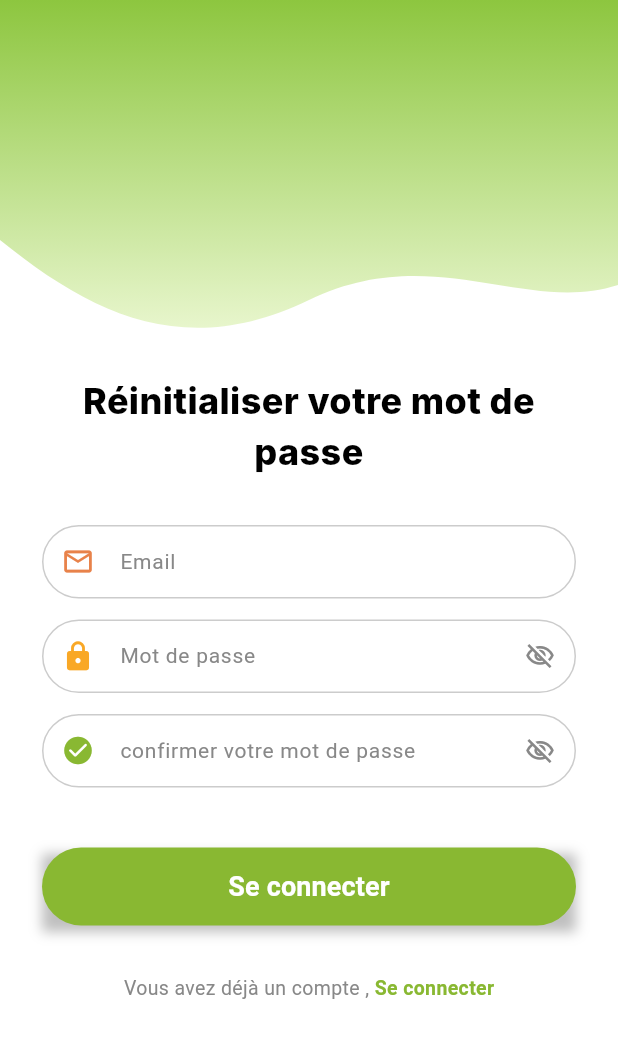
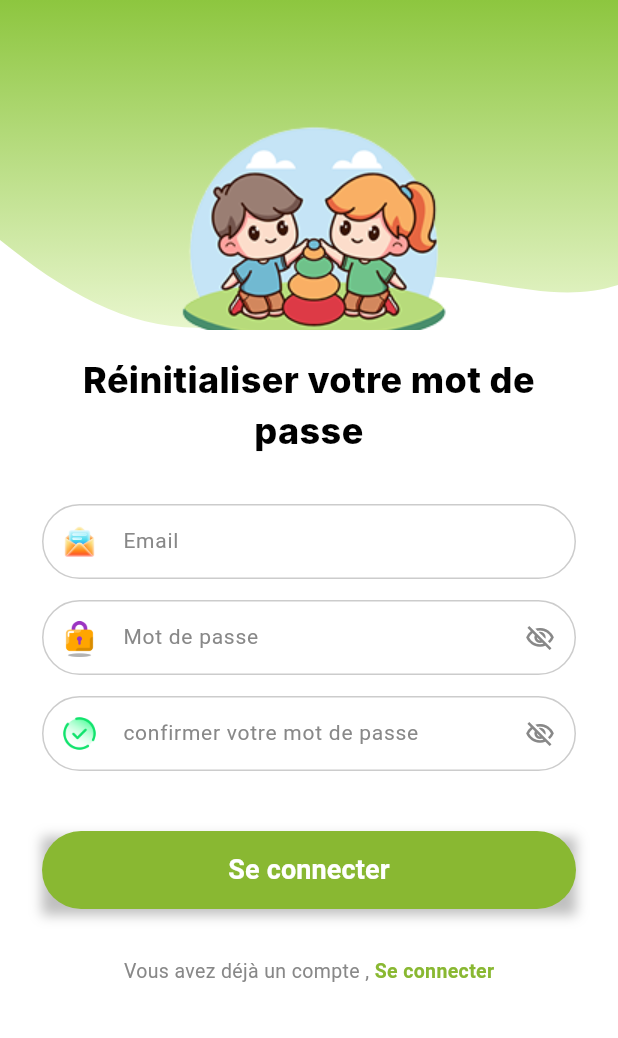
Before and after one commit to Adelfaitdestrex/SmartNursery, a Flutter app: the ResetPasswordScreen screen opened directly, on a phone screen of 412 x 824 dp. Shown: the top 1038 px of the screen. Run offline on Flutter 3.47's test engine with Material 3 defaults, Android fonts, the phone set to English and light mode, and no system bars; Roboto replaces fonts that are missing (Inter).

Commit message:
reset password + OTP verfication code 2

```diff
--- a/lib/features/auth/screens/otp_verification_screen.dart
+++ b/lib/features/auth/screens/otp_verification_screen.dart
@@ -58,8 +58,22 @@ class _OtpVerificationScreenState extends State<OtpVerificationScreen> {
       body: SingleChildScrollView(
         child: Column(
           children: [
-            // ── Green wave header ──────────────────────────────
-            const AuthHeader(height: 220),
+            // ── Header & Hero Image ────────────────────────────
+            Stack(
+              alignment: Alignment.topCenter,
+              children: [
+                const AuthHeader(height: 220),
+                Positioned(
+                  top: 60,
+                  child: Image.asset(
+                    'assets/images/enfants-jouent.png',
+                    width: 230,
+                    height: 188,
+                    fit: BoxFit.contain,
+                  ),
+                ),
+              ],
+            ),
 
             // ── Content ───────────────────────────────────────
             Padding(
--- a/lib/features/auth/screens/reset_password_screen.dart
+++ b/lib/features/auth/screens/reset_password_screen.dart
@@ -42,8 +42,23 @@ class _ResetPasswordScreenState extends State<ResetPasswordScreen> {
       body: SingleChildScrollView(
         child: Column(
           children: [
-            // ── Green wave header ──────────────────────────────
-            const AuthHeader(height: 220),
+            // ── Header & Hero Image ────────────────────────────
+            Stack(
+              alignment: Alignment.topCenter,
+              children: [
+                const AuthHeader(height: 220),
+                Positioned(
+                  // Positioned similarly to Figma coordinates overlaying the wave
+                  top: 60,
+                  child: Image.asset(
+                    'assets/images/enfants-jouent.png',
+                    width: 230,
+                    height: 188,
+                    fit: BoxFit.contain,
+                  ),
+                ),
+              ],
+            ),
 
             // ── Content ───────────────────────────────────────
             Padding(
@@ -53,7 +68,7 @@ class _ResetPasswordScreenState extends State<ResetPasswordScreen> {
                 child: Column(
                   crossAxisAlignment: CrossAxisAlignment.center,
                   children: [
-                    const SizedBox(height: 30),
+                    const SizedBox(height: 16),
 
                     // Title
                     const Text(
@@ -69,10 +84,10 @@ class _ResetPasswordScreenState extends State<ResetPasswordScreen> {
                       hint: 'Email',
                       controller: _emailController,
                       keyboardType: TextInputType.emailAddress,
-                      prefixIcon: const Icon(
-                        Icons.email_outlined,
-                        color: AppColors.formPrefixOrange,
-                        size: 22,
+                      prefixIcon: Image.asset(
+                        'assets/icons/email.png',
+                        width: 26,
+                        height: 26,
                       ),
                       validator: (v) =>
                           (v == null || v.isEmpty) ? 'Veuillez entrer votre email' : null,
@@ -85,10 +100,10 @@ class _ResetPasswordScreenState extends State<ResetPasswordScreen> {
                       hint: 'Mot de passe',
                       controller: _passwordController,
                       isPassword: true,
-                      prefixIcon: const Icon(
-                        Icons.lock_rounded,
-                        color: AppColors.formPrefixYellow,
-                        size: 22,
+                      prefixIcon: Image.asset(
+                        'assets/icons/cadenas.png',
+                        width: 26,
+                        height: 26,
                       ),
                       validator: (v) =>
                           (v == null || v.length < 6) ? 'Minimum 6 caractères' : null,
@@ -101,10 +116,10 @@ class _ResetPasswordScreenState extends State<ResetPasswordScreen> {
                       hint: 'confirmer votre mot de passe',
                       controller: _confirmController,
                       isPassword: true,
-                      prefixIcon: const Icon(
-                        Icons.check_circle_rounded,
-                        color: AppColors.primaryButton,
-                        size: 22,
+                      prefixIcon: Image.asset(
+                        'assets/icons/Check.png',
+                        width: 26,
+                        height: 26,
                       ),
                       validator: (v) => v != _passwordController.text
                           ? 'Les mots de passe ne correspondent pas'
--- a/lib/main.dart
+++ b/lib/main.dart
@@ -1,5 +1,6 @@
 import 'package:flutter/material.dart';
 import 'package:smartnursery/design_system/app_theme.dart';
+import './features/auth/screens/reset_password_screen.dart';
 
 void main() {
   runApp(const SmartNurseryApp());
@@ -14,10 +15,7 @@ class SmartNurseryApp extends StatelessWidget {
       debugShowCheckedModeBanner: false,
       title: 'SmartNursery',
       theme: AppTheme.light,
-      home: Scaffold(
-        appBar: AppBar(title: const Text('SmartNursery')),
-        body: const Center(child: Text('Welcome to SmartNursery!')),
-      ),
+      home: const ResetPasswordScreen(),
     );
   }
 }
--- a/pubspec.yaml
+++ b/pubspec.yaml
@@ -58,9 +58,9 @@ flutter:
   uses-material-design: true
 
   # To add assets to your application, add an assets section, like this:
-  # assets:
-  #   - images/a_dot_burr.jpeg
-  #   - images/a_dot_ham.jpeg
+  assets:
+    - assets/icons/
+    - assets/images/
 
   # An image asset can refer to one or more resolution-specific "variants", see
   # https://flutter.dev/to/resolution-aware-images
```
Also changed, not shown: assets/icons/Check.png (added), assets/icons/cadenas.png (added), assets/icons/email.png (added), assets/images/enfants-jouent.png (added).
